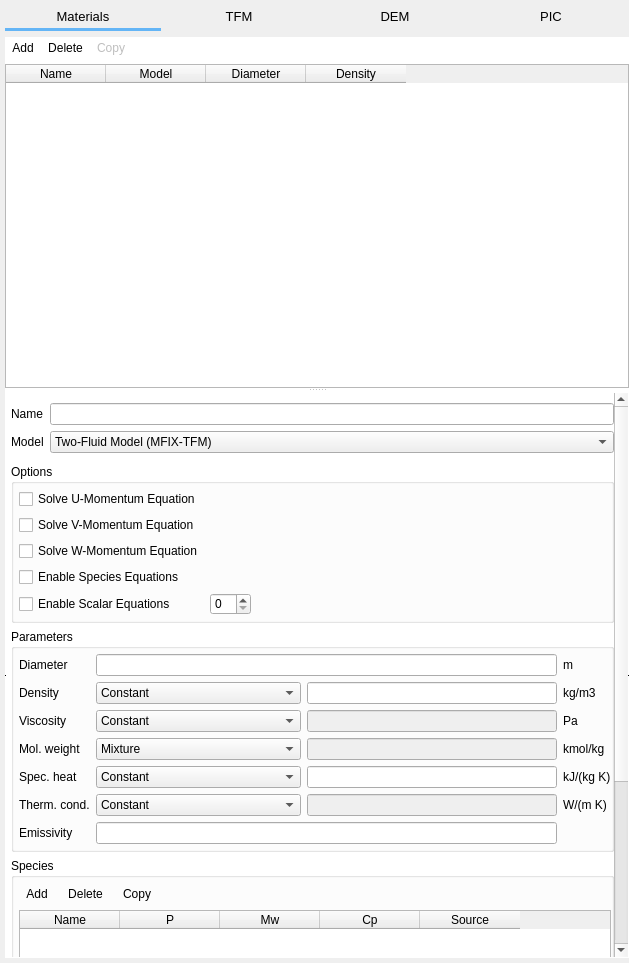
Before: the Qt Designer form gui/uifiles/solids.ui in truongd8593/mfix, drawn with Qt 5.
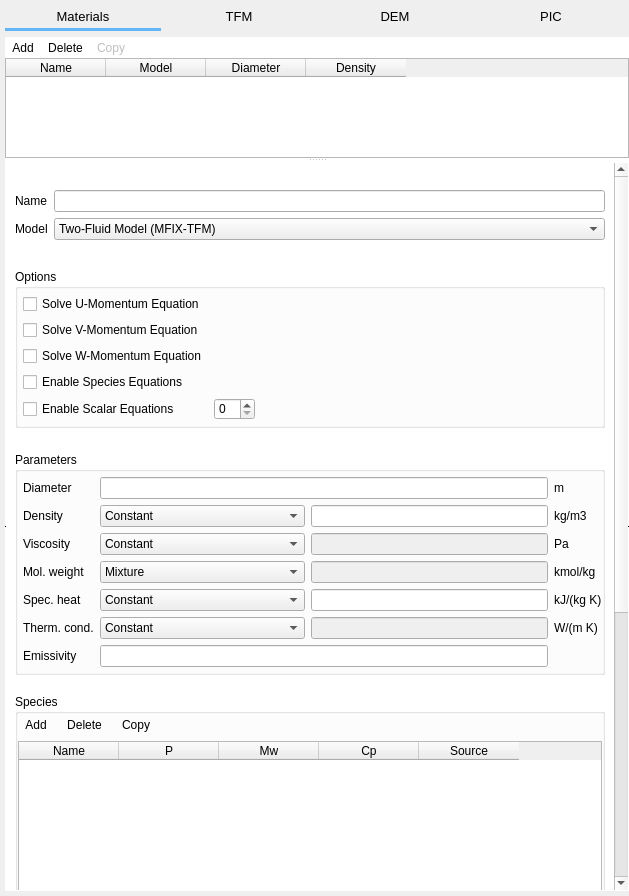
After: the same form once the commit is applied. Custom widgets are drawn as their Qt base class.

Commit message: solids pane:  add table for baseline composition

The edit to the form file:
```diff
--- a/gui/uifiles/solids.ui
+++ b/gui/uifiles/solids.ui
@@ -7,7 +7,7 @@
     <x>0</x>
     <y>0</y>
     <width>629</width>
-    <height>963</height>
+    <height>896</height>
    </rect>
   </property>
   <property name="windowTitle">
@@ -164,6 +164,9 @@
        <property name="margin">
         <number>0</number>
        </property>
+       <property name="spacing">
+        <number>0</number>
+       </property>
        <item row="0" column="0">
         <widget class="QFrame" name="frame_add_delete_copy">
          <property name="frameShape">
@@ -249,7 +252,7 @@
           <property name="maximumSize">
            <size>
             <width>16777215</width>
-            <height>16777215</height>
+            <height>100</height>
            </size>
           </property>
           <property name="frameShadow">
@@ -338,9 +341,9 @@
            <property name="geometry">
             <rect>
              <x>0</x>
-             <y>0</y>
+             <y>-303</y>
              <width>606</width>
-             <height>780</height>
+             <height>1137</height>
             </rect>
            </property>
            <property name="sizePolicy">
@@ -352,28 +355,115 @@
            <property name="styleSheet">
             <string notr="true"/>
            </property>
-           <layout class="QGridLayout" name="gridLayout_11">
-            <property name="leftMargin">
-             <number>5</number>
-            </property>
-            <property name="topMargin">
-             <number>5</number>
-            </property>
-            <property name="rightMargin">
-             <number>0</number>
-            </property>
-            <property name="bottomMargin">
-             <number>5</number>
-            </property>
-            <item row="8" column="0" colspan="3">
-             <widget class="QGroupBox" name="groupBox_species">
+           <layout class="QGridLayout" name="gridLayout_13">
+            <item row="9" column="0">
+             <spacer name="verticalSpacer_8">
+              <property name="orientation">
+               <enum>Qt::Vertical</enum>
+              </property>
+              <property name="sizeHint" stdset="0">
+               <size>
+                <width>20</width>
+                <height>18</height>
+               </size>
+              </property>
+             </spacer>
+            </item>
+            <item row="5" column="0">
+             <spacer name="verticalSpacer_6">
+              <property name="orientation">
+               <enum>Qt::Vertical</enum>
+              </property>
+              <property name="sizeHint" stdset="0">
+               <size>
+                <width>20</width>
+                <height>18</height>
+               </size>
+              </property>
+             </spacer>
+            </item>
+            <item row="0" column="0">
+             <spacer name="verticalSpacer_4">
+              <property name="orientation">
+               <enum>Qt::Vertical</enum>
+              </property>
+              <property name="sizeHint" stdset="0">
+               <size>
+                <width>20</width>
+                <height>13</height>
+               </size>
+              </property>
+             </spacer>
+            </item>
+            <item row="1" column="0" rowspan="2" colspan="6">
+             <widget class="QFrame" name="frame_name_model">
+              <property name="frameShape">
+               <enum>QFrame::NoFrame</enum>
+              </property>
+              <property name="frameShadow">
+               <enum>QFrame::Plain</enum>
+              </property>
+              <layout class="QGridLayout" name="gridLayout">
+               <property name="leftMargin">
+                <number>0</number>
+               </property>
+               <property name="topMargin">
+                <number>5</number>
+               </property>
+               <property name="rightMargin">
+                <number>0</number>
+               </property>
+               <property name="bottomMargin">
+                <number>5</number>
+               </property>
+               <item row="0" column="0">
+                <widget class="QLabel" name="label_38">
+                 <property name="text">
+                  <string>Name</string>
+                 </property>
+                </widget>
+               </item>
+               <item row="1" column="0">
+                <widget class="QLabel" name="label_203">
+                 <property name="text">
+                  <string>Model</string>
+                 </property>
+                </widget>
+               </item>
+               <item row="1" column="1">
+                <widget class="ComboBox" name="combobox_solids_model">
+                 <item>
+                  <property name="text">
+                   <string>Two-Fluid Model (MFIX-TFM)</string>
+                  </property>
+                 </item>
+                 <item>
+                  <property name="text">
+                   <string>Discrete Element Model (MFIX-DEM)</string>
+                  </property>
+                 </item>
+                 <item>
+                  <property name="text">
+                   <string>Multiphase Particle-in-Cell (MFIX-PIC)</string>
+                  </property>
+                 </item>
+                </widget>
+               </item>
+               <item row="0" column="1">
+                <widget class="LineEdit" name="lineedit_solids_phase_name"/>
+               </item>
+              </layout>
+             </widget>
+            </item>
+            <item row="4" column="0" colspan="6">
+             <widget class="QGroupBox" name="groupBox_options">
               <property name="title">
-               <string>Species</string>
+               <string>Options</string>
               </property>
               <property name="flat">
                <bool>true</bool>
               </property>
-              <layout class="QGridLayout" name="gridLayout_12">
+              <layout class="QGridLayout" name="gridLayout_2">
                <property name="leftMargin">
                 <number>5</number>
                </property>
@@ -387,79 +477,75 @@
                 <number>5</number>
                </property>
                <item row="0" column="0">
-                <widget class="QFrame" name="frame_add_delete_copy_species">
-                 <property name="sizePolicy">
-                  <sizepolicy hsizetype="Preferred" vsizetype="Preferred">
-                   <horstretch>0</horstretch>
-                   <verstretch>0</verstretch>
-                  </sizepolicy>
+                <widget class="CheckBox" name="checkbox_keyword_momentum_x_eq_args_S">
+                 <property name="text">
+                  <string>Solve U-Momentum Equation</string>
                  </property>
-                 <property name="maximumSize">
+                </widget>
+               </item>
+               <item row="1" column="0">
+                <widget class="CheckBox" name="checkbox_keyword_momentum_y_eq_args_S">
+                 <property name="text">
+                  <string>Solve V-Momentum Equation</string>
+                 </property>
+                </widget>
+               </item>
+               <item row="2" column="0">
+                <widget class="CheckBox" name="checkbox_keyword_momentum_z_eq_args_S">
+                 <property name="text">
+                  <string>Solve W-Momentum Equation</string>
+                 </property>
+                </widget>
+               </item>
+               <item row="3" column="0">
+                <widget class="CheckBox" name="checkbox_keyword_species_eq_args_S">
+                 <property name="text">
+                  <string>Enable Species Equations</string>
+                 </property>
+                </widget>
+               </item>
+               <item row="4" column="0">
+                <widget class="CheckBox" name="checkbox_enable_scalar_eq">
+                 <property name="text">
+                  <string>Enable Scalar Equations</string>
+                 </property>
+                </widget>
+               </item>
+               <item row="4" column="1">
+                <widget class="QSpinBox" name="spinbox_nscalar_eq"/>
+               </item>
+               <item row="4" column="2">
+                <spacer name="horizontalSpacer">
+                 <property name="orientation">
+                  <enum>Qt::Horizontal</enum>
+                 </property>
+                 <property name="sizeHint" stdset="0">
                   <size>
-                   <width>16777215</width>
-                   <height>16777215</height>
+                   <width>455</width>
+                   <height>20</height>
                   </size>
                  </property>
-                 <property name="frameShape">
-                  <enum>QFrame::NoFrame</enum>
-                 </property>
-                 <property name="frameShadow">
-                  <enum>QFrame::Plain</enum>
-                 </property>
-                 <layout class="QGridLayout" name="gridLayout_9">
-                  <property name="margin">
-                   <number>0</number>
-                  </property>
-                  <item row="0" column="0">
-                   <widget class="QToolButton" name="toolbutton_solids_species_add">
-                    <property name="text">
-                     <string>Add</string>
-                    </property>
-                    <property name="autoRaise">
-                     <bool>true</bool>
-                    </property>
-                   </widget>
-                  </item>
-                  <item row="0" column="1">
-                   <widget class="QToolButton" name="toolbutton_solids_species_delete">
-                    <property name="text">
-                     <string>Delete</string>
-                    </property>
-                    <property name="autoRaise">
-                     <bool>true</bool>
-                    </property>
-                   </widget>
-                  </item>
-                  <item row="0" column="2">
-                   <widget class="QToolButton" name="toolbutton_solids_species_copy">
-                    <property name="text">
-                     <string>Copy</string>
-                    </property>
-                    <property name="autoRaise">
-                     <bool>true</bool>
-                    </property>
-                   </widget>
-                  </item>
-                  <item row="0" column="3">
-                   <spacer name="horizontalSpacer_8">
-                    <property name="orientation">
-                     <enum>Qt::Horizontal</enum>
-                    </property>
-                    <property name="sizeHint" stdset="0">
-                     <size>
-                      <width>281</width>
-                      <height>20</height>
-                     </size>
-                    </property>
-                   </spacer>
-                  </item>
-                 </layout>
-                </widget>
+                </spacer>
                </item>
-               <item row="1" column="0">
-                <widget class="QTableWidget" name="tablewidget_solids_species">
+              </layout>
+             </widget>
+            </item>
+            <item row="10" column="0" colspan="6">
+             <widget class="QGroupBox" name="groupbox_baseline">
+              <property name="title">
+               <string>Baseline (unreacted) composition</string>
+              </property>
+              <property name="flat">
+               <bool>true</bool>
+              </property>
+              <layout class="QGridLayout" name="gridLayout_11">
+               <property name="margin">
+                <number>0</number>
+               </property>
+               <item row="0" column="0">
+                <widget class="QTableWidget" name="tablewidget_solids_baseline">
                  <property name="sizePolicy">
-                  <sizepolicy hsizetype="Expanding" vsizetype="MinimumExpanding">
+                  <sizepolicy hsizetype="Expanding" vsizetype="Preferred">
                    <horstretch>0</horstretch>
                    <verstretch>0</verstretch>
                   </sizepolicy>
@@ -470,80 +556,25 @@
                    <height>60</height>
                   </size>
                  </property>
-                 <property name="maximumSize">
-                  <size>
-                   <width>16777215</width>
-                   <height>16777215</height>
-                  </size>
+                 <property name="frameShape">
+                  <enum>QFrame::StyledPanel</enum>
                  </property>
                  <property name="frameShadow">
                   <enum>QFrame::Plain</enum>
                  </property>
-                 <property name="selectionMode">
-                  <enum>QAbstractItemView::SingleSelection</enum>
-                 </property>
-                 <property name="selectionBehavior">
-                  <enum>QAbstractItemView::SelectRows</enum>
-                 </property>
-                 <attribute name="horizontalHeaderVisible">
-                  <bool>true</bool>
-                 </attribute>
-                 <attribute name="horizontalHeaderCascadingSectionResizes">
-                  <bool>false</bool>
-                 </attribute>
-                 <attribute name="horizontalHeaderDefaultSectionSize">
-                  <number>100</number>
-                 </attribute>
-                 <attribute name="horizontalHeaderHighlightSections">
-                  <bool>false</bool>
-                 </attribute>
-                 <attribute name="horizontalHeaderMinimumSectionSize">
-                  <number>20</number>
-                 </attribute>
-                 <attribute name="horizontalHeaderStretchLastSection">
-                  <bool>false</bool>
-                 </attribute>
-                 <attribute name="verticalHeaderVisible">
-                  <bool>false</bool>
-                 </attribute>
-                 <attribute name="verticalHeaderHighlightSections">
-                  <bool>false</bool>
-                 </attribute>
                  <column>
                   <property name="text">
-                   <string>Name</string>
+                   <string>Species</string>
                   </property>
                  </column>
                  <column>
                   <property name="text">
-                   <string>P</string>
+                   <string>Mass fraction</string>
                   </property>
-                  <property name="toolTip">
-                   <string>Phase</string>
-                  </property>
                  </column>
                  <column>
                   <property name="text">
-                   <string>Mw</string>
-                  </property>
-                  <property name="toolTip">
-                   <string>Molecular weight</string>
-                  </property>
-                 </column>
-                 <column>
-                  <property name="text">
-                   <string>Cp</string>
-                  </property>
-                  <property name="toolTip">
-                   <string>Heat of formation</string>
-                  </property>
-                 </column>
-                 <column>
-                  <property name="text">
-                   <string>Source</string>
-                  </property>
-                  <property name="toolTip">
-                   <string>Data source</string>
+                   <string>Inert</string>
                   </property>
                  </column>
                 </widget>
@@ -551,7 +582,20 @@
               </layout>
              </widget>
             </item>
-            <item row="5" column="0" colspan="3">
+            <item row="3" column="0">
+             <spacer name="verticalSpacer_5">
+              <property name="orientation">
+               <enum>Qt::Vertical</enum>
+              </property>
+              <property name="sizeHint" stdset="0">
+               <size>
+                <width>20</width>
+                <height>18</height>
+               </size>
+              </property>
+             </spacer>
+            </item>
+            <item row="6" column="0" colspan="6">
              <widget class="QGroupBox" name="groupBox_solids_properties">
               <property name="title">
                <string>Parameters</string>
@@ -843,146 +887,7 @@
               <zorder>label_204</zorder>
              </widget>
             </item>
-            <item row="3" column="0" colspan="3">
-             <widget class="QGroupBox" name="groupBox_options">
-              <property name="title">
-               <string>Options</string>
-              </property>
-              <property name="flat">
-               <bool>true</bool>
-              </property>
-              <layout class="QGridLayout" name="gridLayout_2">
-               <property name="leftMargin">
-                <number>5</number>
-               </property>
-               <property name="topMargin">
-                <number>5</number>
-               </property>
-               <property name="rightMargin">
-                <number>0</number>
-               </property>
-               <property name="bottomMargin">
-                <number>5</number>
-               </property>
-               <item row="0" column="0">
-                <widget class="CheckBox" name="checkbox_keyword_momentum_x_eq_args_S">
-                 <property name="text">
-                  <string>Solve U-Momentum Equation</string>
-                 </property>
-                </widget>
-               </item>
-               <item row="1" column="0">
-                <widget class="CheckBox" name="checkbox_keyword_momentum_y_eq_args_S">
-                 <property name="text">
-                  <string>Solve V-Momentum Equation</string>
-                 </property>
-                </widget>
-               </item>
-               <item row="2" column="0">
-                <widget class="CheckBox" name="checkbox_keyword_momentum_z_eq_args_S">
-                 <property name="text">
-                  <string>Solve W-Momentum Equation</string>
-                 </property>
-                </widget>
-               </item>
-               <item row="3" column="0">
-                <widget class="CheckBox" name="checkbox_keyword_species_eq_args_S">
-                 <property name="text">
-                  <string>Enable Species Equations</string>
-                 </property>
-                </widget>
-               </item>
-               <item row="4" column="0">
-                <widget class="CheckBox" name="checkbox_enable_scalar_eq">
-                 <property name="text">
-                  <string>Enable Scalar Equations</string>
-                 </property>
-                </widget>
-               </item>
-               <item row="4" column="1">
-                <widget class="QSpinBox" name="spinbox_nscalar_eq"/>
-               </item>
-               <item row="4" column="2">
-                <spacer name="horizontalSpacer">
-                 <property name="orientation">
-                  <enum>Qt::Horizontal</enum>
-                 </property>
-                 <property name="sizeHint" stdset="0">
-                  <size>
-                   <width>455</width>
-                   <height>20</height>
-                  </size>
-                 </property>
-                </spacer>
-               </item>
-              </layout>
-             </widget>
-            </item>
-            <item row="0" column="1">
-             <spacer name="verticalSpacer_4">
-              <property name="orientation">
-               <enum>Qt::Vertical</enum>
-              </property>
-              <property name="sizeType">
-               <enum>QSizePolicy::Minimum</enum>
-              </property>
-              <property name="sizeHint" stdset="0">
-               <size>
-                <width>20</width>
-                <height>0</height>
-               </size>
-              </property>
-             </spacer>
-            </item>
-            <item row="4" column="0">
-             <spacer name="verticalSpacer_7">
-              <property name="orientation">
-               <enum>Qt::Vertical</enum>
-              </property>
-              <property name="sizeType">
-               <enum>QSizePolicy::Minimum</enum>
-              </property>
-              <property name="sizeHint" stdset="0">
-               <size>
-                <width>20</width>
-                <height>0</height>
-               </size>
-              </property>
-             </spacer>
-            </item>
-            <item row="2" column="1">
-             <spacer name="verticalSpacer_6">
-              <property name="orientation">
-               <enum>Qt::Vertical</enum>
-              </property>
-              <property name="sizeType">
-               <enum>QSizePolicy::Minimum</enum>
-              </property>
-              <property name="sizeHint" stdset="0">
-               <size>
-                <width>20</width>
-                <height>0</height>
-               </size>
-              </property>
-             </spacer>
-            </item>
-            <item row="11" column="0">
-             <spacer name="verticalSpacer_5">
-              <property name="orientation">
-               <enum>Qt::Vertical</enum>
-              </property>
-              <property name="sizeType">
-               <enum>QSizePolicy::Minimum</enum>
-              </property>
-              <property name="sizeHint" stdset="0">
-               <size>
-                <width>20</width>
-                <height>0</height>
-               </size>
-              </property>
-             </spacer>
-            </item>
-            <item row="10" column="0" colspan="3">
+            <item row="13" column="0" colspan="6">
              <widget class="QGroupBox" name="groupBox_advanced">
               <property name="title">
                <string>Advanced</string>
@@ -991,127 +896,239 @@
                <bool>true</bool>
               </property>
               <layout class="QGridLayout" name="gridLayout_7">
-               <property name="leftMargin">
-                <number>5</number>
-               </property>
-               <property name="topMargin">
-                <number>5</number>
-               </property>
-               <property name="rightMargin">
-                <number>0</number>
-               </property>
-               <property name="bottomMargin">
-                <number>5</number>
-               </property>
                <item row="0" column="0">
-                <widget class="QCheckBox" name="checkBox_13">
+                <widget class="QCheckBox" name="checkbox_disable_close_pack">
                  <property name="text">
                   <string>Disable close pack</string>
                  </property>
                 </widget>
                </item>
                <item row="1" column="0">
-                <widget class="QCheckBox" name="checkBox_14">
+                <widget class="QCheckBox" name="checkbox_enable_added_mass_force">
                  <property name="text">
                   <string>Enable added mass force</string>
                  </property>
                 </widget>
                </item>
+               <item row="2" column="0">
+                <spacer name="verticalSpacer_9">
+                 <property name="orientation">
+                  <enum>Qt::Vertical</enum>
+                 </property>
+                 <property name="sizeHint" stdset="0">
+                  <size>
+                   <width>20</width>
+                   <height>40</height>
+                  </size>
+                 </property>
+                </spacer>
+               </item>
               </layout>
              </widget>
             </item>
-            <item row="6" column="1">
-             <spacer name="verticalSpacer_8">
-              <property name="orientation">
-               <enum>Qt::Vertical</enum>
+            <item row="8" column="0" colspan="6">
+             <widget class="QGroupBox" name="groupbox_species">
+              <property name="title">
+               <string>Species</string>
               </property>
-              <property name="sizeType">
-               <enum>QSizePolicy::Minimum</enum>
+              <property name="flat">
+               <bool>true</bool>
               </property>
-              <property name="sizeHint" stdset="0">
-               <size>
-                <width>20</width>
-                <height>0</height>
-               </size>
-              </property>
-             </spacer>
-            </item>
-            <item row="9" column="0">
-             <spacer name="verticalSpacer_9">
-              <property name="orientation">
-               <enum>Qt::Vertical</enum>
-              </property>
-              <property name="sizeType">
-               <enum>QSizePolicy::Minimum</enum>
-              </property>
-              <property name="sizeHint" stdset="0">
-               <size>
-                <width>20</width>
-                <height>0</height>
-               </size>
-              </property>
-             </spacer>
-            </item>
-            <item row="1" column="0" colspan="3">
-             <widget class="QFrame" name="frame_name_model">
-              <property name="frameShape">
-               <enum>QFrame::NoFrame</enum>
-              </property>
-              <property name="frameShadow">
-               <enum>QFrame::Plain</enum>
-              </property>
-              <layout class="QGridLayout" name="gridLayout">
-               <property name="leftMargin">
+              <layout class="QGridLayout" name="gridLayout_12">
+               <property name="margin">
                 <number>0</number>
                </property>
-               <property name="topMargin">
-                <number>5</number>
-               </property>
-               <property name="rightMargin">
-                <number>0</number>
-               </property>
-               <property name="bottomMargin">
-                <number>5</number>
-               </property>
                <item row="0" column="0">
-                <widget class="QLabel" name="label_38">
-                 <property name="text">
-                  <string>Name</string>
+                <widget class="QFrame" name="frame_add_delete_copy_species">
+                 <property name="sizePolicy">
+                  <sizepolicy hsizetype="Preferred" vsizetype="Preferred">
+                   <horstretch>0</horstretch>
+                   <verstretch>0</verstretch>
+                  </sizepolicy>
                  </property>
+                 <property name="maximumSize">
+                  <size>
+                   <width>16777215</width>
+                   <height>16777215</height>
+                  </size>
+                 </property>
+                 <property name="frameShape">
+                  <enum>QFrame::NoFrame</enum>
+                 </property>
+                 <property name="frameShadow">
+                  <enum>QFrame::Plain</enum>
+                 </property>
+                 <layout class="QGridLayout" name="gridLayout_9">
+                  <property name="margin">
+                   <number>0</number>
+                  </property>
+                  <item row="0" column="0">
+                   <widget class="QToolButton" name="toolbutton_solids_species_add">
+                    <property name="text">
+                     <string>Add</string>
+                    </property>
+                    <property name="autoRaise">
+                     <bool>true</bool>
+                    </property>
+                   </widget>
+                  </item>
+                  <item row="0" column="1">
+                   <widget class="QToolButton" name="toolbutton_solids_species_delete">
+                    <property name="text">
+                     <string>Delete</string>
+                    </property>
+                    <property name="autoRaise">
+                     <bool>true</bool>
+                    </property>
+                   </widget>
+                  </item>
+                  <item row="0" column="2">
+                   <widget class="QToolButton" name="toolbutton_solids_species_copy">
+                    <property name="text">
+                     <string>Copy</string>
+                    </property>
+                    <property name="autoRaise">
+                     <bool>true</bool>
+                    </property>
+                   </widget>
+                  </item>
+                  <item row="0" column="3">
+                   <spacer name="horizontalSpacer_8">
+                    <property name="orientation">
+                     <enum>Qt::Horizontal</enum>
+                    </property>
+                    <property name="sizeHint" stdset="0">
+                     <size>
+                      <width>281</width>
+                      <height>20</height>
+                     </size>
+                    </property>
+                   </spacer>
+                  </item>
+                 </layout>
                 </widget>
                </item>
                <item row="1" column="0">
-                <widget class="QLabel" name="label_203">
-                 <property name="text">
-                  <string>Model</string>
+                <widget class="QTableWidget" name="tablewidget_solids_species">
+                 <property name="sizePolicy">
+                  <sizepolicy hsizetype="Expanding" vsizetype="Preferred">
+                   <horstretch>0</horstretch>
+                   <verstretch>0</verstretch>
+                  </sizepolicy>
                  </property>
-                </widget>
-               </item>
-               <item row="1" column="1">
-                <widget class="ComboBox" name="combobox_solids_model">
-                 <item>
+                 <property name="minimumSize">
+                  <size>
+                   <width>0</width>
+                   <height>60</height>
+                  </size>
+                 </property>
+                 <property name="maximumSize">
+                  <size>
+                   <width>16777215</width>
+                   <height>16777215</height>
+                  </size>
+                 </property>
+                 <property name="frameShadow">
+                  <enum>QFrame::Plain</enum>
+                 </property>
+                 <property name="selectionMode">
+                  <enum>QAbstractItemView::SingleSelection</enum>
+                 </property>
+                 <property name="selectionBehavior">
+                  <enum>QAbstractItemView::SelectRows</enum>
+                 </property>
+                 <attribute name="horizontalHeaderVisible">
+                  <bool>true</bool>
+                 </attribute>
+                 <attribute name="horizontalHeaderCascadingSectionResizes">
+                  <bool>false</bool>
+                 </attribute>
+                 <attribute name="horizontalHeaderDefaultSectionSize">
+                  <number>100</number>
+                 </attribute>
+                 <attribute name="horizontalHeaderHighlightSections">
+                  <bool>false</bool>
+                 </attribute>
+                 <attribute name="horizontalHeaderMinimumSectionSize">
+                  <number>20</number>
+                 </attribute>
+                 <attribute name="horizontalHeaderStretchLastSection">
+                  <bool>false</bool>
+                 </attribute>
+                 <attribute name="verticalHeaderVisible">
+                  <bool>false</bool>
+                 </attribute>
+                 <attribute name="verticalHeaderHighlightSections">
+                  <bool>false</bool>
+                 </attribute>
+                 <column>
                   <property name="text">
-                   <string>Two-Fluid Model (MFIX-TFM)</string>
+                   <string>Name</string>
                   </property>
-                 </item>
-                 <item>
+                 </column>
+                 <column>
                   <property name="text">
-                   <string>Discrete Element Model (MFIX-DEM)</string>
+                   <string>P</string>
                   </property>
-                 </item>
-                 <item>
+                  <property name="toolTip">
+                   <string>Phase</string>
+                  </property>
+                 </column>
+                 <column>
                   <property name="text">
-                   <string>Multiphase Particle-in-Cell (MFIX-PIC)</string>
+                   <string>Mw</string>
                   </property>
-                 </item>
+                  <property name="toolTip">
+                   <string>Molecular weight</string>
+                  </property>
+                 </column>
+                 <column>
+                  <property name="text">
+                   <string>Cp</string>
+                  </property>
+                  <property name="toolTip">
+                   <string>Heat of formation</string>
+                  </property>
+                 </column>
+                 <column>
+                  <property name="text">
+                   <string>Source</string>
+                  </property>
+                  <property name="toolTip">
+                   <string>Data source</string>
+                  </property>
+                 </column>
                 </widget>
                </item>
-               <item row="0" column="1">
-                <widget class="LineEdit" name="lineedit_solids_phase_name"/>
-               </item>
               </layout>
              </widget>
             </item>
+            <item row="7" column="0">
+             <spacer name="verticalSpacer_7">
+              <property name="orientation">
+               <enum>Qt::Vertical</enum>
+              </property>
+              <property name="sizeHint" stdset="0">
+               <size>
+                <width>20</width>
+                <height>13</height>
+               </size>
+              </property>
+             </spacer>
+            </item>
+            <item row="12" column="0">
+             <spacer name="verticalSpacer_10">
+              <property name="orientation">
+               <enum>Qt::Vertical</enum>
+              </property>
+              <property name="sizeHint" stdset="0">
+               <size>
+                <width>20</width>
+                <height>13</height>
+               </size>
+              </property>
+             </spacer>
+            </item>
            </layout>
           </widget>
          </widget>
@@ -1477,7 +1494,7 @@
            <rect>
             <x>0</x>
             <y>0</y>
-            <width>608</width>
+            <width>399</width>
             <height>1033</height>
            </rect>
           </property>
@@ -1515,7 +1532,7 @@
             </widget>
            </item>
            <item row="2" column="2">
-            <widget class="ComboBox" name="combobox_keyword_des_intg_method_2">
+            <widget class="ComboBox" name="combobox_keyword_des_intg_method">
              <item>
               <property name="text">
                <string>EULER</string>
```
The commit also changes 4 other files.
